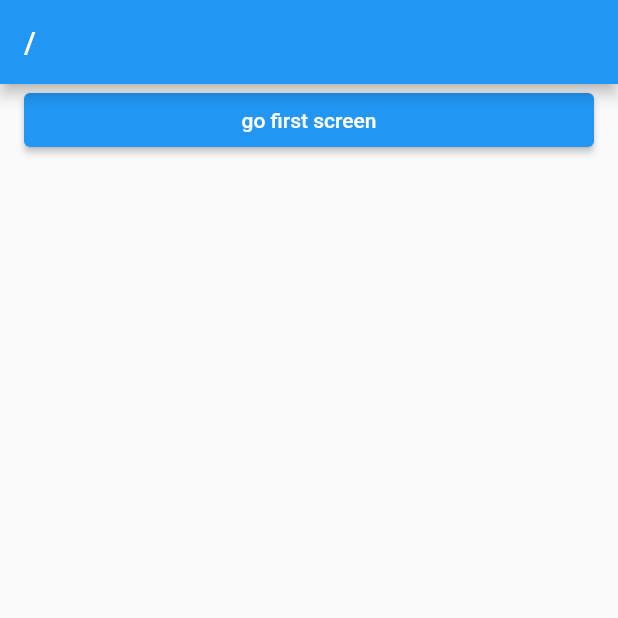
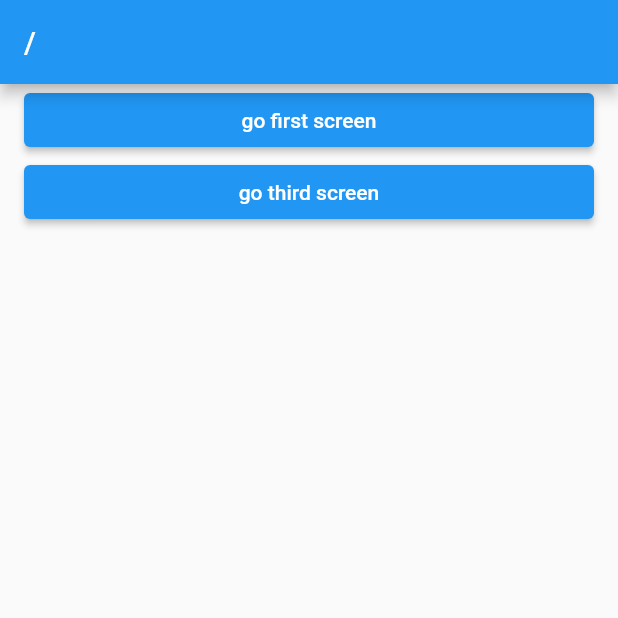
Before and after one commit to qwq140/go_router_actual, a Flutter app: the screen it shows after launch, on a phone screen of 412 x 824 dp, the top half of it. Run offline on Flutter 3.47's test engine with Material 2 defaults, Android fonts, the phone set to English and light mode, and no system bars; our stand-ins replace go_router.

```diff
--- a/lib/layout/defualt_layout.dart
+++ b/lib/layout/defualt_layout.dart
@@ -9,6 +9,7 @@ class DefaultLayout extends StatelessWidget {
   @override
   Widget build(BuildContext context) {
     final router = GoRouter.of(context);
+    print(router.location);
     return Scaffold(
       appBar: AppBar(
         title: Text(router.location),
--- a/lib/main.dart
+++ b/lib/main.dart
@@ -2,6 +2,8 @@ import 'package:flutter/material.dart';
 import 'package:go_router/go_router.dart';
 import 'package:go_router_actual/screen/first_screen.dart';
 import 'package:go_router_actual/screen/home_screen.dart';
+import 'package:go_router_actual/screen/second_screen.dart';
+import 'package:go_router_actual/screen/third_screen.dart';
 
 void main() {
   runApp(const MyApp());
@@ -20,6 +22,19 @@ class MyApp extends StatelessWidget {
               GoRoute(
                 path: 'first',
                 builder: (context, state) => const FirstScreen(),
+                routes: [
+                  GoRoute(
+                      path: 'second',
+                      builder: (context, state) => const SecondScreen(),
+                      routes: [
+                        GoRoute(
+                            path: 'third',
+                            name: ThirdScreen.routeName,
+                            builder: (context, state) => const ThirdScreen(),
+                        )
+                      ]
+                  )
+                ]
               )
             ]
           ),
--- a/lib/screen/home_screen.dart
+++ b/lib/screen/home_screen.dart
@@ -1,6 +1,7 @@
 import 'package:flutter/material.dart';
 import 'package:go_router/go_router.dart';
 import 'package:go_router_actual/layout/defualt_layout.dart';
+import 'package:go_router_actual/screen/third_screen.dart';
 
 class HomeScreen extends StatelessWidget {
   const HomeScreen({Key? key}) : super(key: key);
@@ -17,6 +18,12 @@ class HomeScreen extends StatelessWidget {
             },
             child: Text('go first screen'),
           ),
+          ElevatedButton(
+            onPressed: () {
+              context.goNamed(ThirdScreen.routeName);
+            },
+            child: Text('go third screen'),
+          ),
         ],
       ),
     );
```
Also changed, not shown: lib/screen/second_screen.dart (added, +13 -0 lines), lib/screen/third_screen.dart (added, +13 -0 lines).
